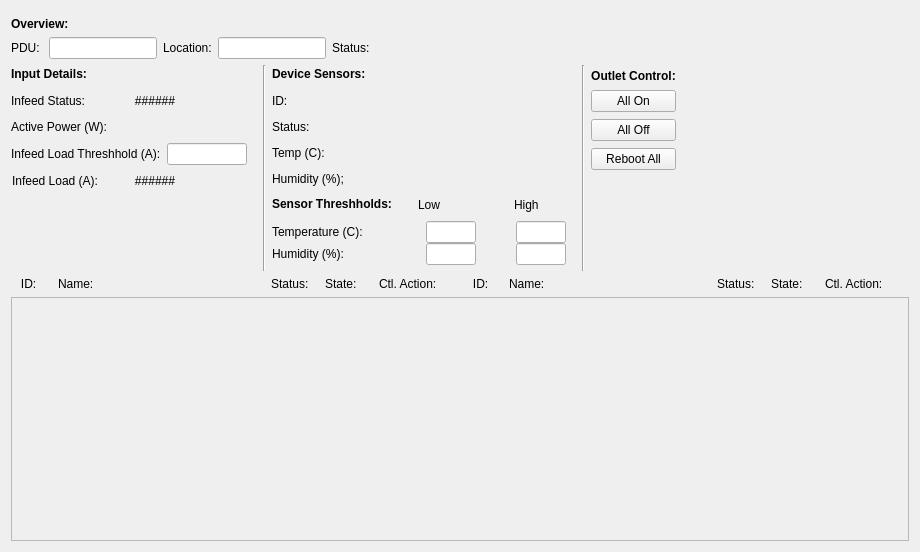
Qt form pcdsdevices/ui/PDU.detailed.ui (pcdshub/pcdsdevices) before a commit.
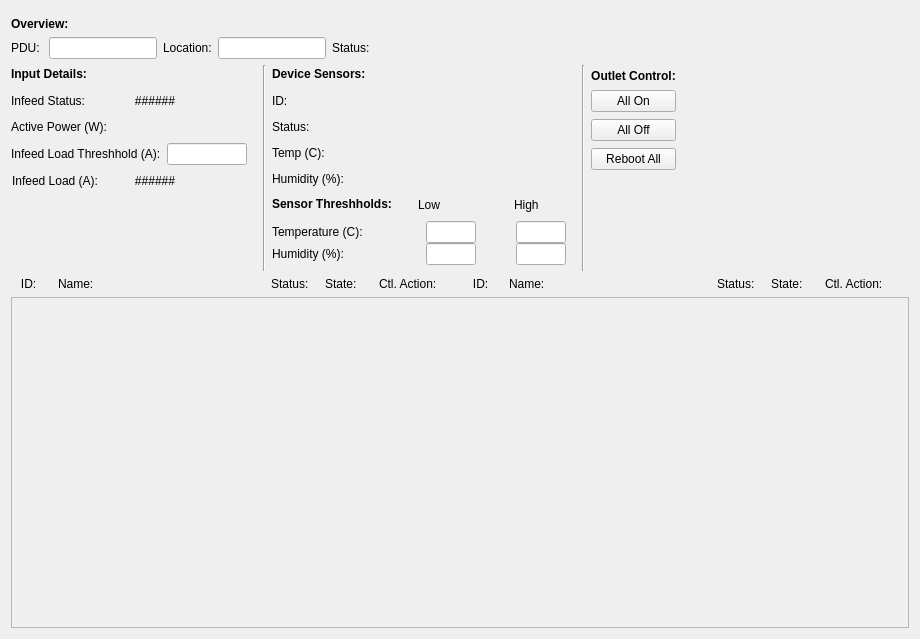
The same form after that commit. Custom widgets are drawn as their Qt base class.

Patch:
```diff
--- a/pcdsdevices/ui/PDU.detailed.ui
+++ b/pcdsdevices/ui/PDU.detailed.ui
@@ -7,7 +7,7 @@
     <x>0</x>
     <y>0</y>
     <width>920</width>
-    <height>552</height>
+    <height>639</height>
    </rect>
   </property>
   <property name="sizePolicy">
@@ -1065,7 +1065,7 @@
             </size>
            </property>
            <property name="text">
-            <string>Humidity (%);</string>
+            <string>Humidity (%):</string>
            </property>
           </widget>
          </item>
@@ -1665,7 +1665,7 @@
         <x>0</x>
         <y>0</y>
         <width>900</width>
-        <height>166</height>
+        <height>253</height>
        </rect>
       </property>
       <property name="sizePolicy">
@@ -1688,14 +1688,14 @@
         <number>0</number>
        </property>
        <item>
-        <layout class="QVBoxLayout" name="Left_Channels" stretch="">
+        <layout class="QVBoxLayout" name="Left_Channels">
          <property name="sizeConstraint">
           <enum>QLayout::SetDefaultConstraint</enum>
          </property>
         </layout>
        </item>
        <item>
-        <layout class="QVBoxLayout" name="Right_Channels" stretch="">
+        <layout class="QVBoxLayout" name="Right_Channels">
          <property name="sizeConstraint">
           <enum>QLayout::SetDefaultConstraint</enum>
          </property>
```
Left out of the diff: 51 changed lines with no effect on the pictures.
